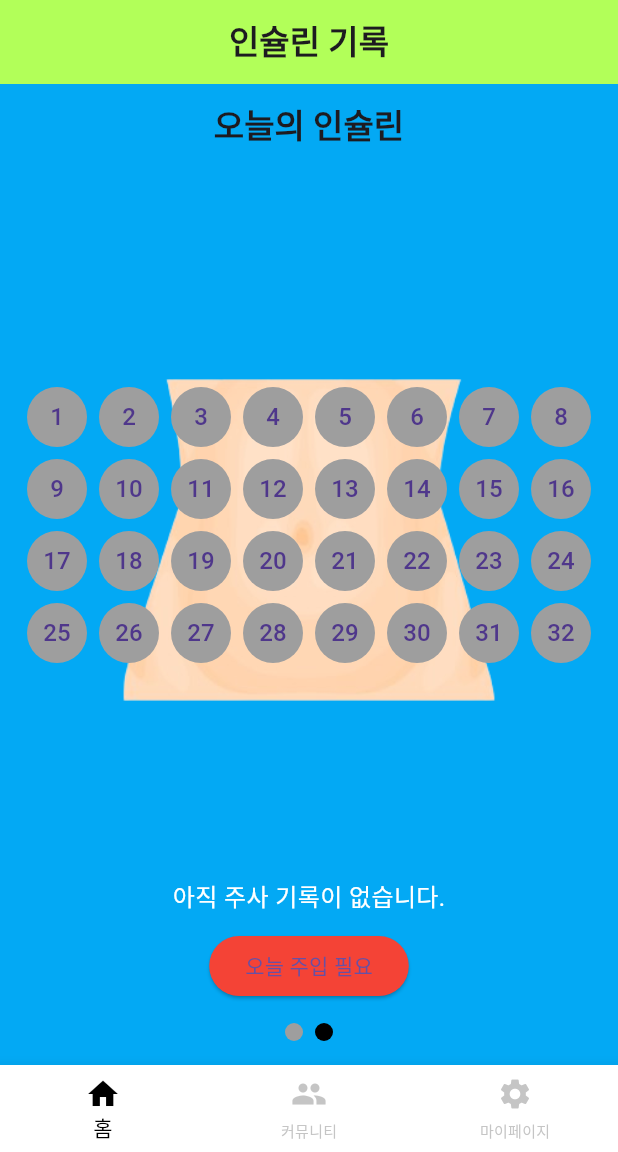
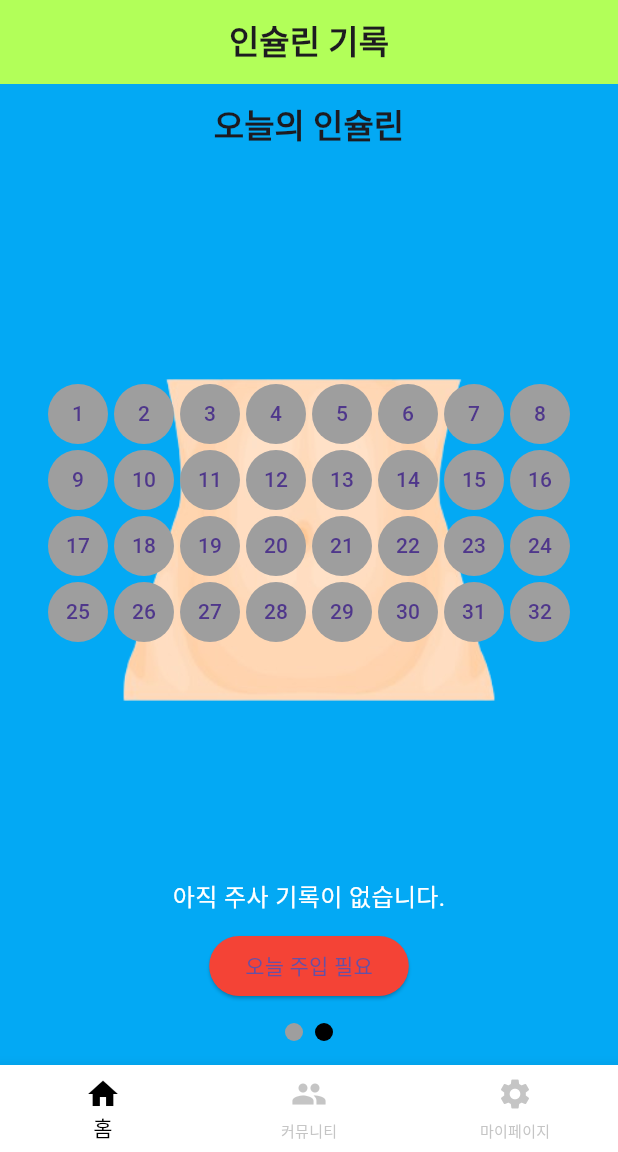
Before and after one commit to dbsgmlduf/diabetesNote, a Flutter app: the screen it shows after launch, swiped to page 2, on a phone screen of 412 x 824 dp, the part 84-1236 px from its top. Run offline on Flutter 3.47's test engine with Material 3 defaults, Android fonts, the phone set to English and light mode, and no system bars; our stand-ins replace get, shared_preferences.

Commit message:
인슐린 기록 화면 버튼 크기 조정

```diff
--- a/client/lib/detailfeature/injectionpage.dart
+++ b/client/lib/detailfeature/injectionpage.dart
@@ -123,11 +123,15 @@ class _InjectionPageState extends State<InjectionPage> {
                         children: List.generate(8, (colIndex) {
                           int index = rowIndex * 8 + colIndex + 1;
                           return Container(
-                            margin: EdgeInsets.all(4.0),
+                            margin: EdgeInsets.all(2.0), // 간격을 조절
                             child: CircleAvatar(
+                              radius: 20, // 크기를 조절
                               backgroundColor:
                               buttonStates[index] == true ? Colors.green : Colors.grey,
-                              child: Text('$index'),
+                              child: Text(
+                                '$index',
+                                style: TextStyle(fontSize: 14), // 텍스트 크기를 조절
+                              ),
                             ),
                           );
                         }),
@@ -148,7 +152,7 @@ class _InjectionPageState extends State<InjectionPage> {
             ElevatedButton(
               onPressed: canCompleteToday ? _handleInjectionComplete : null,
               style: ElevatedButton.styleFrom(
-                backgroundColor: buttonColor
+                backgroundColor: buttonColor, // 배경색 설정
               ),
               child: Text(buttonText),
             ),
```
